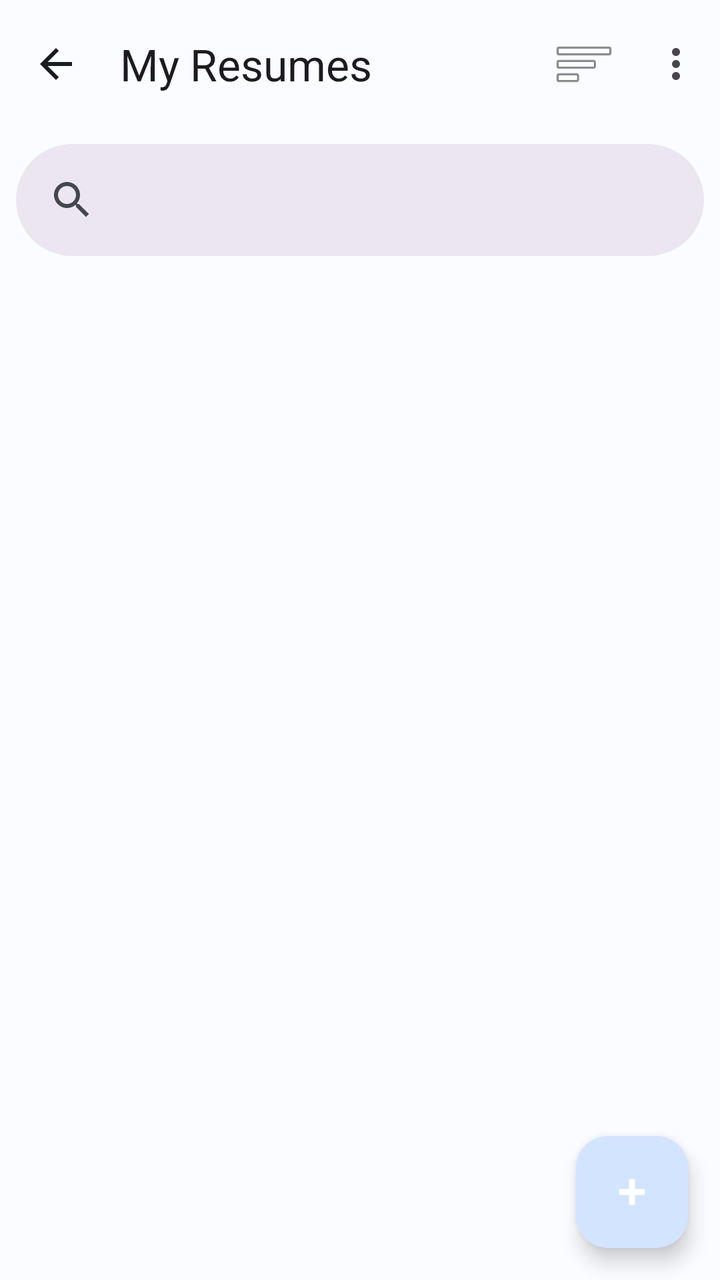
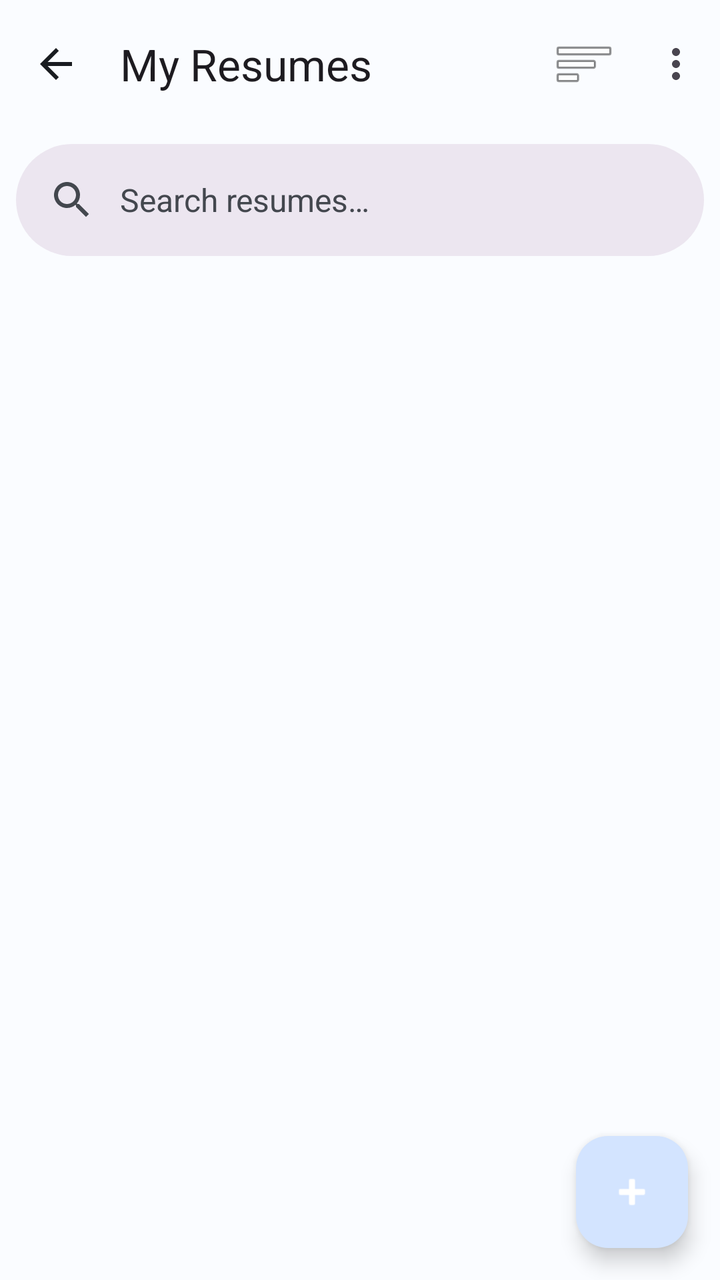

Before-and-after screenshots of an Android layout around one commit, followed by the original layout XML and the change that was made.
<!-- AndroidManifest.xml: application theme Theme.AIResumeBuilder -->
<!-- res/layout/activity_resume_list.xml -->
<?xml version="1.0" encoding="utf-8"?>
<androidx.coordinatorlayout.widget.CoordinatorLayout
    xmlns:android="http://schemas.android.com/apk/res/android"
    xmlns:app="http://schemas.android.com/apk/res-auto"
    android:layout_width="match_parent"
    android:layout_height="match_parent">

    <com.google.android.material.appbar.AppBarLayout
        android:id="@+id/appBarLayout"
        android:layout_width="match_parent"
        android:layout_height="wrap_content"
        android:fitsSystemWindows="true">

        <com.google.android.material.appbar.MaterialToolbar
            android:id="@+id/toolbar"
            android:layout_width="match_parent"
            android:layout_height="?attr/actionBarSize"
            app:title="@string/my_resumes"
            app:navigationIcon="@drawable/ic_arrow_back"
            app:menu="@menu/menu_resume_list" />

        <com.google.android.material.search.SearchBar
            android:id="@+id/searchBar"
            android:layout_width="match_parent"
            android:layout_height="wrap_content"
            android:layout_margin="8dp"
            app:hint="Search resumes…" />
    </com.google.android.material.appbar.AppBarLayout>

    <androidx.recyclerview.widget.RecyclerView
        android:id="@+id/rvResumes"
        android:layout_width="match_parent"
        android:layout_height="match_parent"
        android:padding="16dp"
        android:clipToPadding="false"
        app:layout_behavior="@string/appbar_scrolling_view_behavior" />

    <LinearLayout
        android:id="@+id/llEmpty"
        android:layout_width="match_parent"
        android:layout_height="match_parent"
        android:orientation="vertical"
        android:gravity="center"
        android:padding="48dp"
        android:visibility="gone"
        app:layout_behavior="@string/appbar_scrolling_view_behavior">

        <TextView
            android:layout_width="wrap_content"
            android:layout_height="wrap_content"
            android:text="📄"
            android:textSize="64sp" />

        <TextView
            android:layout_width="wrap_content"
            android:layout_height="wrap_content"
            android:text="@string/empty_resumes_title"
            android:textAppearance="?attr/textAppearanceTitleLarge"
            android:textColor="?attr/colorOnSurface"
            android:layout_marginTop="16dp" />

        <TextView
            android:layout_width="wrap_content"
            android:layout_height="wrap_content"
            android:text="@string/empty_resumes_body"
            android:textAppearance="?attr/textAppearanceBodyMedium"
            android:textColor="?attr/colorOnSurfaceVariant"
            android:gravity="center"
            android:layout_marginTop="8dp" />

        <com.google.android.material.button.MaterialButton
            android:id="@+id/btnCreateFirst"
            android:layout_width="wrap_content"
            android:layout_height="wrap_content"
            android:text="@string/create_resume"
            android:layout_marginTop="24dp"
            app:cornerRadius="12dp" />
    </LinearLayout>

    <com.google.android.material.floatingactionbutton.FloatingActionButton
        android:id="@+id/fab"
        android:layout_width="wrap_content"
        android:layout_height="wrap_content"
        android:layout_gravity="bottom|end"
        android:layout_margin="16dp"
        android:src="@android:drawable/ic_input_add"
        app:tint="@color/white" />

</androidx.coordinatorlayout.widget.CoordinatorLayout>
<!-- resources referenced by this layout -->
<resources>
  <color name="white">#FFFFFF</color>
  <!-- drawable ic_arrow_back (drawable) -->
  <?xml version="1.0" encoding="utf-8"?>
  <vector xmlns:android="http://schemas.android.com/apk/res/android"
      android:width="24dp"
      android:height="24dp"
      android:viewportWidth="24"
      android:viewportHeight="24"
      android:tint="?attr/colorOnSurface">
      <path
          android:fillColor="@android:color/white"
          android:pathData="M20,11H7.83l5.59,-5.59L12,4l-8,8 8,8 1.41,-1.41L7.83,13H20v-2z"/>
  </vector>
  <string name="create_resume">Create Resume</string>
  <string name="empty_resumes_body">Create your first resume and let AI help you shine.</string>
  <string name="empty_resumes_title">No Resumes Yet</string>
  <string name="my_resumes">My Resumes</string>
  <style name="Theme.AIResumeBuilder" parent="Theme.Material3.Light.NoActionBar">
          <item name="colorPrimary">@color/primary</item>
          <item name="colorOnPrimary">@color/on_primary</item>
          <item name="colorPrimaryContainer">@color/primary_container</item>
          <item name="colorOnPrimaryContainer">@color/on_primary_container</item>
          <item name="colorSecondary">@color/secondary</item>
          <item name="colorSecondaryContainer">@color/secondary_container</item>
          <item name="colorTertiary">@color/tertiary</item>
          <item name="colorTertiaryContainer">@color/tertiary_container</item>
          <item name="colorError">@color/error</item>
          <item name="colorSurface">@color/surface</item>
          <item name="colorOnSurface">@color/on_surface</item>
          <item name="colorSurfaceVariant">@color/surface_variant</item>
          <item name="colorOnSurfaceVariant">@color/on_surface_variant</item>
          <item name="android:colorBackground">@color/background</item>
          <item name="android:statusBarColor">@android:color/transparent</item>
          <item name="android:windowLightStatusBar">true</item>
          <item name="android:navigationBarColor">@android:color/transparent</item>
          <item name="android:windowLightNavigationBar">true</item>
          <item name="shapeAppearanceMediumComponent">@style/ShapeAppearance.AIResumeBuilder.MediumComponent</item>
          <item name="shapeAppearanceLargeComponent">@style/ShapeAppearance.AIResumeBuilder.LargeComponent</item>
      </style>
  <color name="primary">#1565C0</color>
  <color name="on_primary">#FFFFFF</color>
  <color name="primary_container">#D3E4FF</color>
  <color name="on_primary_container">#001C3D</color>
  <color name="secondary">#535F70</color>
  <color name="secondary_container">#D7E3F7</color>
  <color name="tertiary">#6B5778</color>
  <color name="tertiary_container">#F2DAFF</color>
  <color name="error">#BA1A1A</color>
  <color name="surface">#FAFCFF</color>
  <color name="on_surface">#191C20</color>
  <color name="surface_variant">#DFE2EB</color>
  <color name="on_surface_variant">#43474E</color>
  <color name="background">#FAFCFF</color>
  <style name="ShapeAppearance.AIResumeBuilder.MediumComponent" parent="ShapeAppearance.Material3.MediumComponent">
          <item name="cornerSize">12dp</item>
      </style>
  <style name="ShapeAppearance.AIResumeBuilder.LargeComponent" parent="ShapeAppearance.Material3.LargeComponent">
          <item name="cornerSize">16dp</item>
      </style>
</resources>

<!-- the commit's change to res/layout/activity_resume_list.xml (unified diff, before → after) -->
@@ -24,7 +24,7 @@
             android:layout_width="match_parent"
             android:layout_height="wrap_content"
             android:layout_margin="8dp"
-            app:hint="Search resumes…" />
+            android:hint="Search resumes…" />
     </com.google.android.material.appbar.AppBarLayout>
 
     <androidx.recyclerview.widget.RecyclerView
